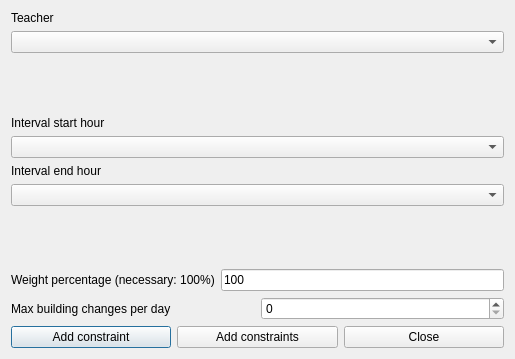
This is fet/src/interface/addconstraintteachermaxbuildingchangesperdayinintervalform_template.ui in vonmecheln/fet as Qt 5 draws it before an edit. The edited form follows.
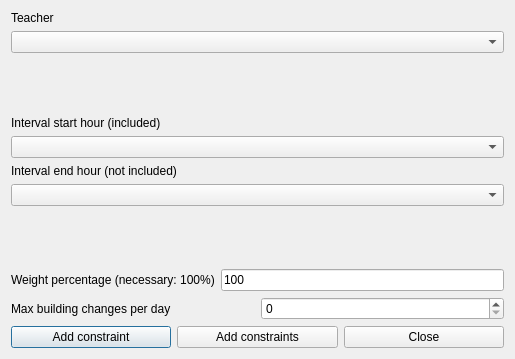
This is the edited form.

Diff of the .ui file:
```diff
--- a/fet/src/interface/addconstraintteachermaxbuildingchangesperdayinintervalform_template.ui
+++ b/fet/src/interface/addconstraintteachermaxbuildingchangesperdayinintervalform_template.ui
@@ -25,7 +25,7 @@
         <enum>QFrame::Plain</enum>
        </property>
        <property name="text">
-        <string>Interval end hour</string>
+        <string extracomment="This field refers to a constraint operating on a given hourly interval. The selected start hour of the interval is included (is counted) in the constraint, while the selected end hour of the interval is not included (is not counted) in the constraint.">Interval end hour (not included)</string>
        </property>
        <property name="wordWrap">
         <bool>false</bool>
@@ -114,7 +114,7 @@
         <enum>QFrame::Plain</enum>
        </property>
        <property name="text">
-        <string>Interval start hour</string>
+        <string extracomment="This field refers to a constraint operating on a given hourly interval. The selected start hour of the interval is included (is counted) in the constraint, while the selected end hour of the interval is not included (is not counted) in the constraint.">Interval start hour (included)</string>
        </property>
        <property name="wordWrap">
         <bool>false</bool>
```
